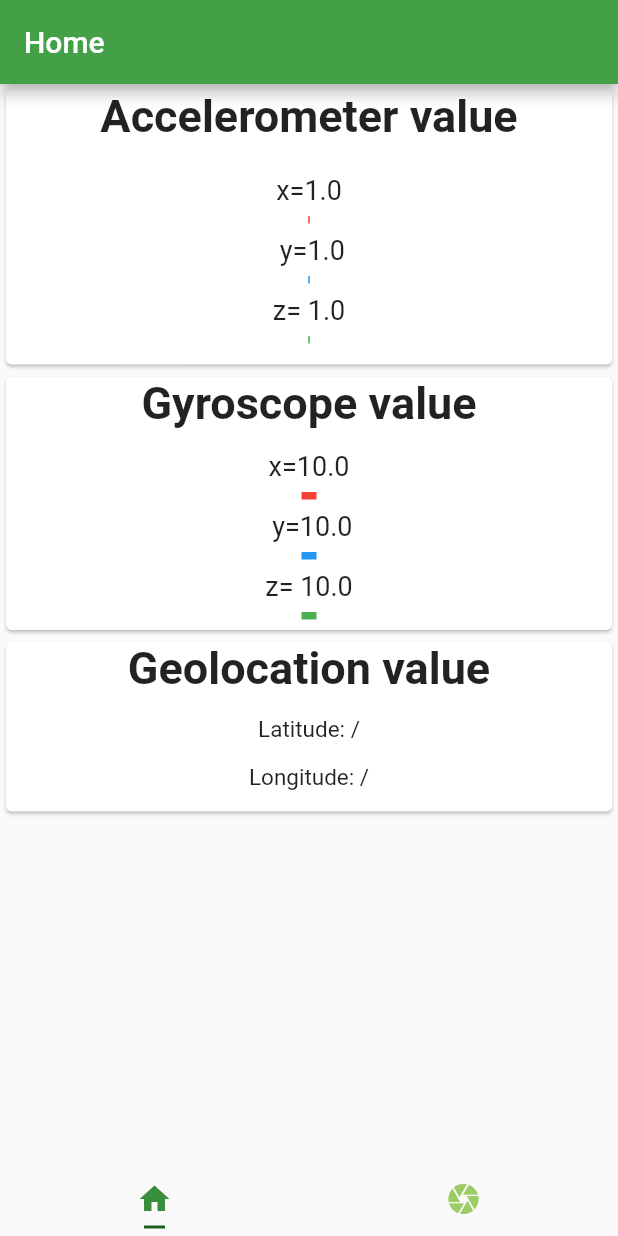
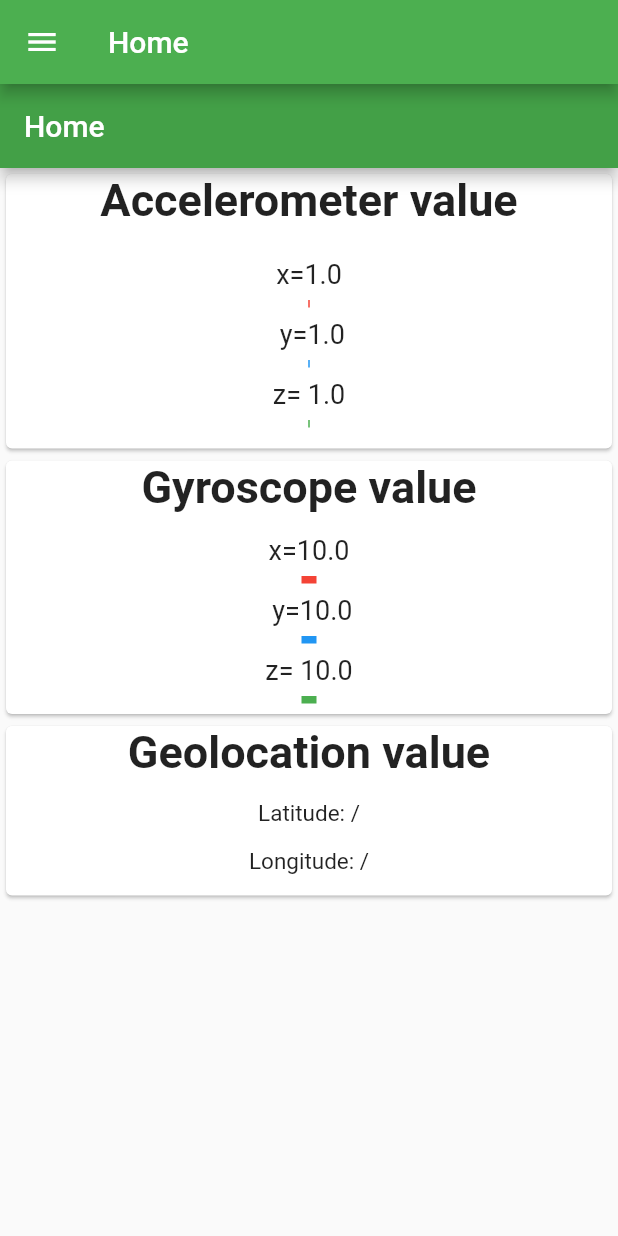
Before and after one commit to NicolaAgostini/DashdroidFlutter, a Flutter app: the screen it shows after launch, on a phone screen of 412 x 824 dp. Run offline on Flutter 3.47's test engine with Material 2 defaults, Android fonts, the phone set to English and light mode, and no system bars; our stand-ins replace camera, geolocator, sensors.

Commit message:
android release

```diff
--- /dev/null
+++ b/lib/fragments/artical_fragment.dart
@@ -0,0 +1,29 @@
+import 'package:flutter/material.dart';
+import '../accelerometer.dart';
+import '../position.dart';
+import '../gyroscope.dart';
+
+class ArticalFragment extends StatelessWidget {
+
+  @override
+    Widget build(BuildContext context) {
+      // TODO: implement build
+    return new Scaffold(
+        appBar: new AppBar(
+          // Here we take the value from the MyHomePage object that was created by
+          // the App.build method, and use it to set our appbar title.
+          title: new Text("Home"),
+          backgroundColor: Colors.green[600],
+        ),
+        body: new Container(
+            child: new ListView(
+              children: <Widget> [new AccelerometerValue(),
+              new GyroscopeValue(),
+              new PositionValue()
+              ],
+            )
+
+        )
+    );
+    }
+}
--- /dev/null
+++ b/lib/fragments/video_fragment.dart
@@ -0,0 +1,11 @@
+import 'package:flutter/material.dart';
+import '../camera.dart';
+
+class VideoFragment extends StatelessWidget {
+
+  @override
+    Widget build(BuildContext context) {
+      // TODO: implement build
+      return new CameraApp();
+    }
+}
--- /dev/null
+++ b/lib/home.dart
@@ -0,0 +1,88 @@
+import 'package:flutter/material.dart';
+import './fragments/artical_fragment.dart';
+import './fragments/video_fragment.dart';
+
+
+class DrawerItem {
+  String title;
+  IconData icon;
+  DrawerItem(this.title, this.icon);
+}
+
+class HomePage extends StatefulWidget {
+  final drawerItems = [
+    new DrawerItem("Home", Icons.rss_feed),
+    new DrawerItem("Camera", Icons.music_video),
+
+  ];
+
+  @override
+  State<StatefulWidget> createState() {
+    return new _HomePageState();
+  }
+}
+
+class _HomePageState extends State<HomePage> {
+  int _selectedDrawerIndex = 0;
+
+  _getDrawerItemWidget(int index) {
+    switch (index) {
+      case 0:
+        return new ArticalFragment();
+      case 1:
+        return new VideoFragment();
+
+    }
+  }
+
+  _onSelectDrawerItem(int index) {
+    setState(() {
+      _selectedDrawerIndex = index;
+    });
+    Navigator.of(context).pop();
+  }
+
+  @override
+  Widget build(BuildContext context) {
+    var drawerCells = <Widget>[];
+    for (var i = 0; i < widget.drawerItems.length; i++) {
+      var item = widget.drawerItems[i];
+      drawerCells.add(new ListTile(
+
+        leading: Icon(item.icon),
+        title: Text(item.title),
+        selected: i == _selectedDrawerIndex,
+        onTap: () => _onSelectDrawerItem(i),
+      ));
+    }
+
+    return Scaffold(
+      appBar: AppBar(
+        backgroundColor: Colors.green,
+        title: Text(widget.drawerItems[_selectedDrawerIndex].title),
+      ),
+      drawer: Drawer(
+        child: ListView(
+          padding: EdgeInsets.all(0.0),
+          children: <Widget>[
+            new Container(
+              color: Colors.green,
+              child: UserAccountsDrawerHeader(
+              accountName: Text('DashDroid'),
+
+              // currentAccountPicture: Image.network('https://en.gravatar.com/userimage/62269105/d4f03cb59fdf23540406b41381556614.jpeg'),
+            ),
+            ),
+        new Container (
+          color: Colors.green[100],
+          child:  Column(
+              children: drawerCells,
+            ),
+        ),
+          ],
+        ),
+      ),
+      body: _getDrawerItemWidget(_selectedDrawerIndex),
+    );
+  }
+}
--- a/lib/magnetometer.dart
+++ /dev/null
@@ -1,72 +0,0 @@
-import 'dart:math' as math;
-
-import 'package:flutter/material.dart';
-import 'package:flutter_compass/flutter_compass.dart';
-
-import 'dart:math';
-
-
-
-class Magnetometer extends StatelessWidget {
-
-
-  @override
-  Widget build(BuildContext context) {
-    return new MyHomePage();
-  }
-}
-
-class MyHomePage extends StatefulWidget {
-  final String title;
-
-  MyHomePage({Key key, this.title}) : super(key: key);
-
-  @override
-  _MyHomePageState createState() => new _MyHomePageState();
-}
-
-class _MyHomePageState extends State<MyHomePage> {
-
-  double _direction;
-
-
-
-  @override
-  Widget build(BuildContext context) {
-
-
-    return new Card(
-      child: new Column(
-        children: <Widget>[
-          new Text(
-            'Geolocation value',
-            textAlign: TextAlign.center,
-            overflow: TextOverflow.ellipsis,
-            style: TextStyle(fontWeight: FontWeight.bold, fontSize: 30.0),
-          ),
-
-          new Padding(
-              padding: new EdgeInsets.all(7.0),
-              child: new Transform.rotate(
-                angle: ((_direction ?? 0) * (math.pi / 180) * -1),
-                child: new Image.asset('assets/compass.jpg'),
-              ),
-          )
-        ],
-      ),
-    );
-  }
-
-
-
-
-  @override
-  void initState() {
-    super.initState();
-    FlutterCompass.events.listen((double direction) {
-      setState(() {
-        _direction = direction;
-      });
-    });
-  }
-}
--- a/lib/main.dart
+++ b/lib/main.dart
@@ -6,6 +6,9 @@ import 'dart:async';
 import 'gyroscope.dart';
 import 'position.dart';
 import 'package:flutter/services.dart';
+import 'mainA.dart';
+
+
 
 
 void main() {
@@ -34,18 +37,11 @@ class MyApp extends StatelessWidget {
     ]);
 
     bool isIOS = Theme.of(context).platform == TargetPlatform.iOS;
-
+    print("isIos. "+isIOS.toString());
+    if(isIOS)                                                             //SE IOS
     return new MaterialApp(
       title: 'Flutter Demo',
       theme: new ThemeData(
-        // This is the theme of your application.
-        //
-        // Try running your application with "flutter run". You'll see the
-        // application has a blue toolbar. Then, without quitting the app, try
-        // changing the primarySwatch below to Colors.green and then invoke
-        // "hot reload" (press "r" in the console where you ran "flutter run",
-        // or press Run > Flutter Hot Reload in IntelliJ). Notice that the
-        // counter didn't reset back to zero; the application is not restarted.
         primarySwatch: Colors.green,
       ),
 
@@ -73,8 +69,7 @@ class MyApp extends StatelessWidget {
           body: TabBarView(
             children: [
               new MyHomePage(title: 'Home'),
-              new CameraApp(),
-              Icon(Icons.directions_bike),
+              new CameraApp()
             ],
           ),
         ),
@@ -84,6 +79,13 @@ class MyApp extends StatelessWidget {
 
       // home: new MyHomePage(title: 'Prova'),
     );
+
+    else  {
+      return new MyAppA();
+      // SE ANDROID
+    }
+
+
   }
 }
 
--- /dev/null
+++ b/lib/mainA.dart
@@ -0,0 +1,18 @@
+import 'package:flutter/material.dart';
+import 'home.dart';
+
+
+
+class MyAppA extends StatelessWidget {
+
+  @override
+    Widget build(BuildContext context) {
+      return MaterialApp(
+        title: 'LILY',
+        theme: ThemeData(
+          primarySwatch: Colors.blue,
+        ),
+        home: new HomePage(),
+      );
+    }
+}
--- a/pubspec.yaml
+++ b/pubspec.yaml
@@ -26,7 +26,7 @@ dependencies:
   sensors: ^0.3.5
   flutter_iap: ^1.2.3
   geolocator: ^2.1.1
-  flutter_compass: ^0.0.2
+
 
 
 dev_dependencies:
```
Also changed, not shown: 3 other files.
